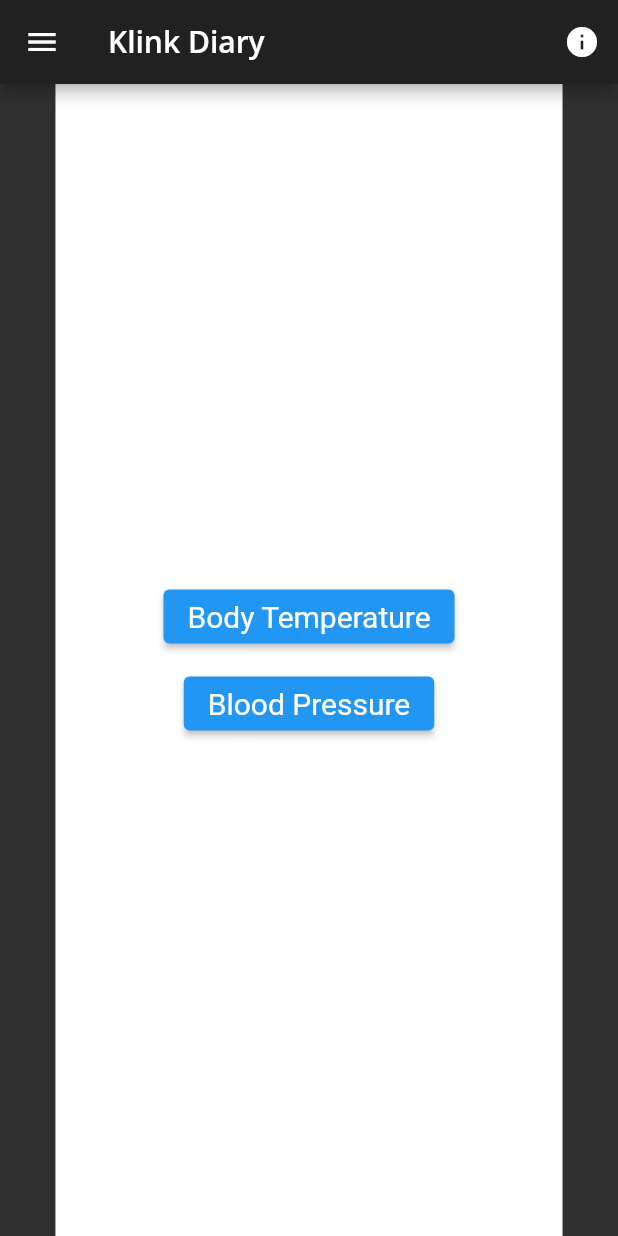
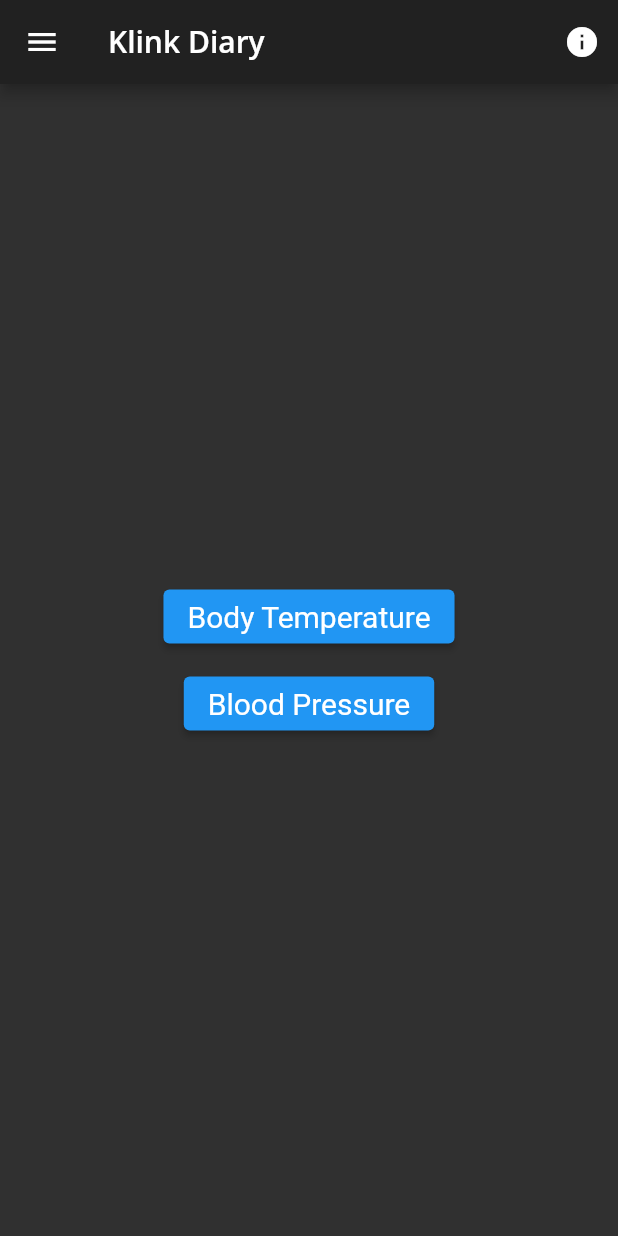
Before and after one commit to amodmulay/klinkdiary, a Flutter app: the screen it shows after launch, on a phone screen of 412 x 824 dp. Run offline on Flutter 3.47's test engine with Material 2 defaults, Android fonts, the phone set to English and light mode, and no system bars; our stand-ins replace fl_chart, google_fonts; generated files the repository leaves out were written again.

Commit message:
rebased to oring/main

```diff
--- a/lib/pages/body_temperature_chart_page.dart
+++ b/lib/pages/body_temperature_chart_page.dart
@@ -27,7 +27,6 @@ class BodyTemperatureChartPage extends StatelessWidget {
         ),
         body: Center(
           child: Container(
-            color: Colors.white,
             child: Padding(
               padding: const EdgeInsets.all(36.0),
               child: Column(
--- a/lib/pages/body_temperature_detail_page.dart
+++ b/lib/pages/body_temperature_detail_page.dart
@@ -39,7 +39,6 @@ class BodyTemperatureDetailPage extends StatelessWidget {
         ),
         body: Center(
           child: Container(
-            color: Colors.white,
             child: Padding(
               padding: const EdgeInsets.all(36.0),
               child: Column(
--- a/lib/pages/homepage.dart
+++ b/lib/pages/homepage.dart
@@ -51,7 +51,6 @@ class Homepage extends StatelessWidget {
         ),
         body: Center(
           child: Container(
-            color: Colors.white,
             padding: const EdgeInsets.all(36.0),
             child: Padding(
               padding: const EdgeInsets.all(36.0),
```
